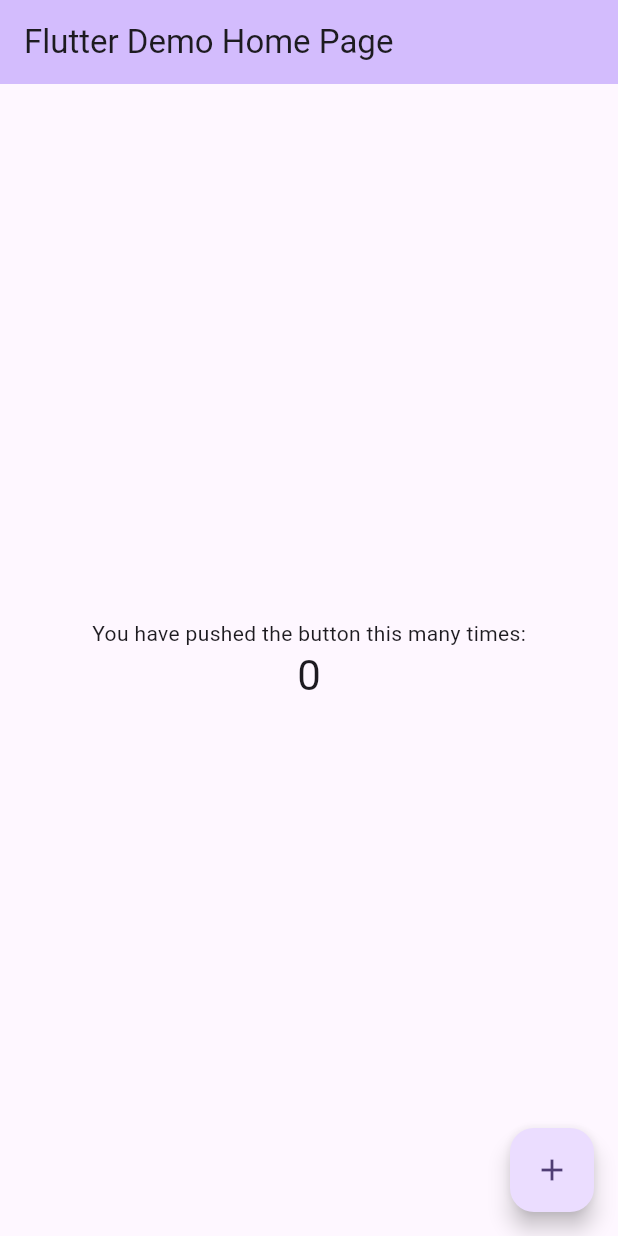
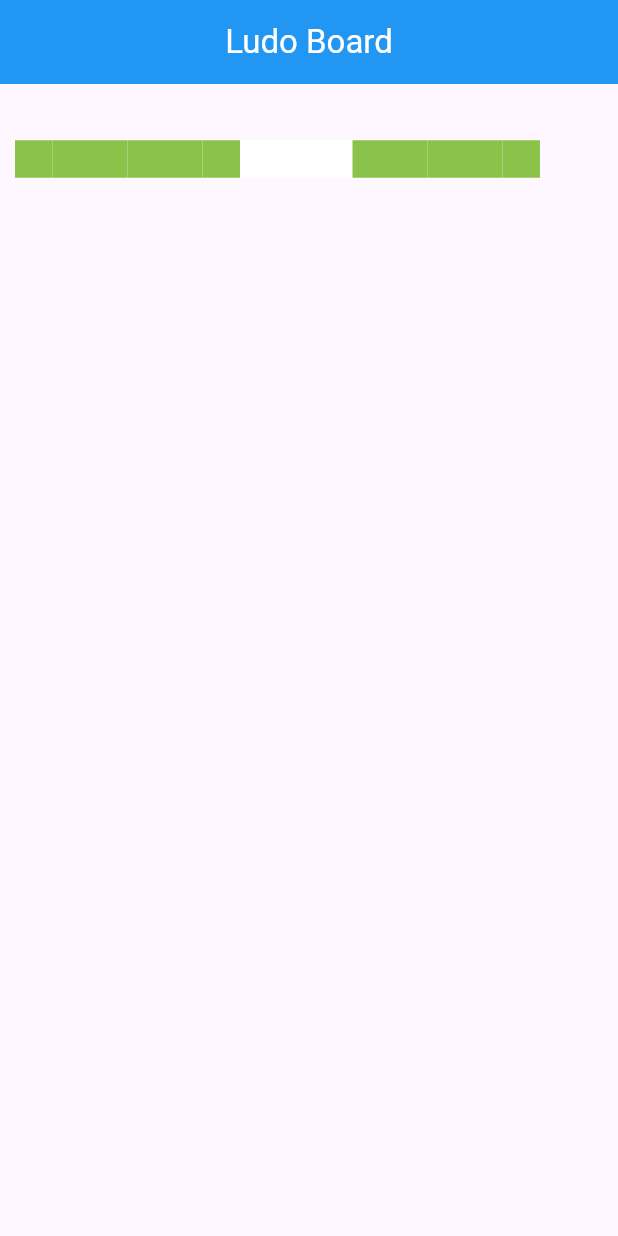
Before and after one commit to adeenazara2002/Ludo-Board, a Flutter app: the screen it shows after launch, on a phone screen of 412 x 824 dp. Run offline on Flutter 3.47's test engine with Material 3 defaults, Android fonts, the phone set to English and light mode, and no system bars; missing offline and left inert: dart:html.

Commit message:
Ludo Board

```diff
--- /dev/null
+++ b/lib/ludo.dart
@@ -0,0 +1,137 @@
+import 'dart:html';
+import 'dart:ui';
+
+import 'package:flutter/material.dart';
+import 'package:flutter/widgets.dart';
+
+class LudoBoard extends StatelessWidget {
+  const LudoBoard({super.key});
+
+  @override
+  Widget build(BuildContext context) {
+    return Scaffold(
+      appBar: AppBar(
+        backgroundColor: Colors.blue,
+        title: Text(
+          'Ludo Board',
+          style: TextStyle(color: Colors.white),
+        ),
+        centerTitle: true,
+      ),
+      body: Container(
+        // height: 100,
+        // width: 100,
+        // color: Colors.cyan,
+        child: Column(
+          children: [
+            Row(
+              children: [
+                SizedBox(height: 100),
+                Padding(padding: const EdgeInsets.symmetric(horizontal: 5)),
+
+
+                Container(
+                  color: Colors.lightGreen,
+                  height: 25,
+                  width: 25,
+                ),
+
+
+
+                  Container(
+                  color: Colors.lightGreen,
+                  height: 25,
+                  width: 25,
+                ),
+
+
+                  Container(
+                  color: Colors.lightGreen,
+                  height: 25,
+                  width: 25,
+                ),
+
+
+                  Container(
+                  color: Colors.lightGreen,
+                  height: 25,
+                  width: 25,
+                ),
+
+                  Container(
+                  color: Colors.lightGreen,
+                  height: 25,
+                  width: 25,
+                ),
+
+                  Container(
+                  color: Colors.lightGreen,
+                  height: 25,
+                  width: 25,
+                ),
+
+                   // green end
+
+                  Container(
+                  color: Colors.white,
+                  height: 25,
+                  width: 25,
+                ),
+
+
+                  Container(
+                  color: Colors.white,
+                  height: 25,
+                  width: 25,
+                ),
+
+
+                  Container(
+                  color: Colors.white,
+                  height: 25,
+                  width: 25,
+                ),
+
+
+                  Container(
+                  color: Colors.lightGreen,
+                  height: 25,
+                  width: 25,
+                ),
+
+
+                  Container(
+                  color: Colors.lightGreen,
+                  height: 25,
+                  width: 25,
+                ),
+
+
+                  Container(
+                  color: Colors.lightGreen,
+                  height: 25,
+                  width: 25,
+                ),
+
+
+                  Container(
+                  color: Colors.lightGreen,
+                  height: 25,
+                  width: 25,
+                ),
+
+                  Container(
+                  color: Colors.lightGreen,
+                  height: 25,
+                  width: 25,
+                ),
+
+
+              ],
+            )
+          ],
+        ),
+      ),
+    );
+  }
+}
--- a/lib/main.dart
+++ b/lib/main.dart
@@ -1,125 +1,20 @@
+// import 'package:chessboard/chess.dart';
 import 'package:flutter/material.dart';
+import 'ludo.dart';
 
-void main() {
-  runApp(const MyApp());
+
+void main(){
+  runApp(MyApp());
 }
 
 class MyApp extends StatelessWidget {
   const MyApp({super.key});
 
-  // This widget is the root of your application.
   @override
   Widget build(BuildContext context) {
     return MaterialApp(
-      title: 'Flutter Demo',
-      theme: ThemeData(
-        // This is the theme of your application.
-        //
-        // TRY THIS: Try running your application with "flutter run". You'll see
-        // the application has a purple toolbar. Then, without quitting the app,
-        // try changing the seedColor in the colorScheme below to Colors.green
-        // and then invoke "hot reload" (save your changes or press the "hot
-        // reload" button in a Flutter-supported IDE, or press "r" if you used
-        // the command line to start the app).
-        //
-        // Notice that the counter didn't reset back to zero; the application
-        // state is not lost during the reload. To reset the state, use hot
-        // restart instead.
-        //
-        // This works for code too, not just values: Most code changes can be
-        // tested with just a hot reload.
-        colorScheme: ColorScheme.fromSeed(seedColor: Colors.deepPurple),
-        useMaterial3: true,
-      ),
-      home: const MyHomePage(title: 'Flutter Demo Home Page'),
+      home: LudoBoard(),
+      debugShowCheckedModeBanner: false,
     );
   }
 }
-
-class MyHomePage extends StatefulWidget {
-  const MyHomePage({super.key, required this.title});
-
-  // This widget is the home page of your application. It is stateful, meaning
-  // that it has a State object (defined below) that contains fields that affect
-  // how it looks.
-
-  // This class is the configuration for the state. It holds the values (in this
-  // case the title) provided by the parent (in this case the App widget) and
-  // used by the build method of the State. Fields in a Widget subclass are
-  // always marked "final".
-
-  final String title;
-
-  @override
-  State<MyHomePage> createState() => _MyHomePageState();
-}
-
-class _MyHomePageState extends State<MyHomePage> {
-  int _counter = 0;
-
-  void _incrementCounter() {
-    setState(() {
-      // This call to setState tells the Flutter framework that something has
-      // changed in this State, which causes it to rerun the build method below
-      // so that the display can reflect the updated values. If we changed
-      // _counter without calling setState(), then the build method would not be
-      // called again, and so nothing would appear to happen.
-      _counter++;
-    });
-  }
-
-  @override
-  Widget build(BuildContext context) {
-    // This method is rerun every time setState is called, for instance as done
-    // by the _incrementCounter method above.
-    //
-    // The Flutter framework has been optimized to make rerunning build methods
-    // fast, so that you can just rebuild anything that needs updating rather
-    // than having to individually change instances of widgets.
-    return Scaffold(
-      appBar: AppBar(
-        // TRY THIS: Try changing the color here to a specific color (to
-        // Colors.amber, perhaps?) and trigger a hot reload to see the AppBar
-        // change color while the other colors stay the same.
-        backgroundColor: Theme.of(context).colorScheme.inversePrimary,
-        // Here we take the value from the MyHomePage object that was created by
-        // the App.build method, and use it to set our appbar title.
-        title: Text(widget.title),
-      ),
-      body: Center(
-        // Center is a layout widget. It takes a single child and positions it
-        // in the middle of the parent.
-        child: Column(
-          // Column is also a layout widget. It takes a list of children and
-          // arranges them vertically. By default, it sizes itself to fit its
-          // children horizontally, and tries to be as tall as its parent.
-          //
-          // Column has various properties to control how it sizes itself and
-          // how it positions its children. Here we use mainAxisAlignment to
-          // center the children vertically; the main axis here is the vertical
-          // axis because Columns are vertical (the cross axis would be
-          // horizontal).
-          //
-          // TRY THIS: Invoke "debug painting" (choose the "Toggle Debug Paint"
-          // action in the IDE, or press "p" in the console), to see the
-          // wireframe for each widget.
-          mainAxisAlignment: MainAxisAlignment.center,
-          children: <Widget>[
-            const Text(
-              'You have pushed the button this many times:',
-            ),
-            Text(
-              '$_counter',
-              style: Theme.of(context).textTheme.headlineMedium,
-            ),
-          ],
-        ),
-      ),
-      floatingActionButton: FloatingActionButton(
-        onPressed: _incrementCounter,
-        tooltip: 'Increment',
-        child: const Icon(Icons.add),
-      ), // This trailing comma makes auto-formatting nicer for build methods.
-    );
-  }
-}
```
